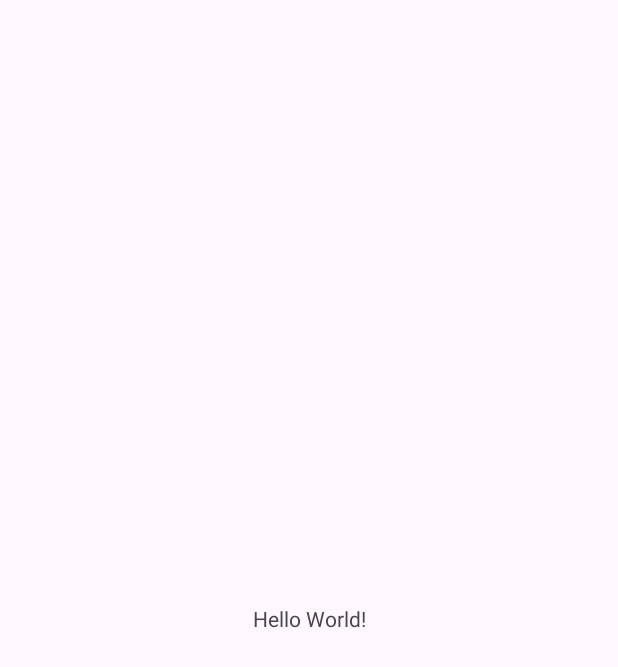
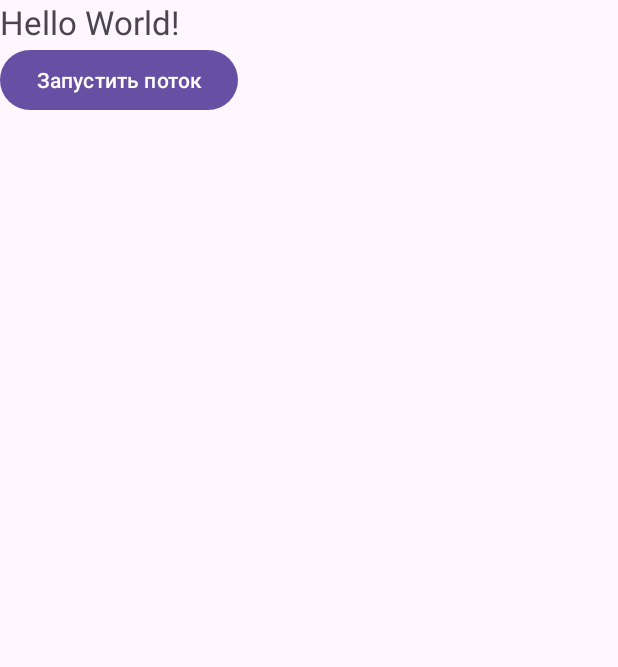
Before and after one commit to Mefoolyhi/MobileHomework, an Android app: the screen it shows after launch (MainActivity), on a phone screen of 412 x 824 dp. Before the commit the part shown is almost empty. Shown: the top 667 px of the screen. Run offline under Robolectric (Android 15) with nearby library versions, the phone set to English and light mode, and no system bars.

Commit message:
Thread example

```diff
--- a/ThreadExample/app/src/main/res/layout/activity_main.xml
+++ b/ThreadExample/app/src/main/res/layout/activity_main.xml
@@ -1,18 +1,25 @@
 <?xml version="1.0" encoding="utf-8"?>
-<androidx.constraintlayout.widget.ConstraintLayout xmlns:android="http://schemas.android.com/apk/res/android"
+<androidx.constraintlayout.widget.ConstraintLayout
+    xmlns:android="http://schemas.android.com/apk/res/android"
     xmlns:app="http://schemas.android.com/apk/res-auto"
-    xmlns:tools="http://schemas.android.com/tools"
     android:layout_width="match_parent"
-    android:layout_height="match_parent"
-    tools:context=".MainActivity">
+    android:layout_height="match_parent">
 
     <TextView
+        android:id="@+id/textView"
         android:layout_width="wrap_content"
         android:layout_height="wrap_content"
         android:text="Hello World!"
-        app:layout_constraintBottom_toBottomOf="parent"
-        app:layout_constraintEnd_toEndOf="parent"
-        app:layout_constraintStart_toStartOf="parent"
+        android:textSize="22sp"
+        app:layout_constraintBottom_toTopOf="@id/button"
+        app:layout_constraintLeft_toLeftOf="parent"
         app:layout_constraintTop_toTopOf="parent" />
+    <Button
+        android:id="@+id/button"
+        android:layout_width="wrap_content"
+        android:layout_height="wrap_content"
+        android:text="Запустить поток"
+        app:layout_constraintTop_toBottomOf="@id/textView"
+        app:layout_constraintLeft_toLeftOf="parent"  />
 
 </androidx.constraintlayout.widget.ConstraintLayout>
```
Also changed, not shown: ThreadExample/app/src/main/java/com/example/threadexapmple/MainActivity.java (+29 -1 lines).
